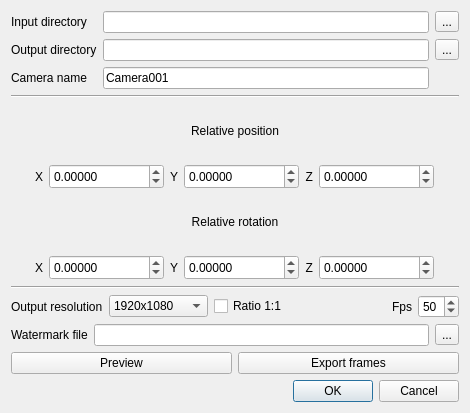
First picture: the form in plugins/core/qWrlAnimation/ui/wrlAnimationDlg.ui, repository PSNC-NM/CloudCompare, before the edit.
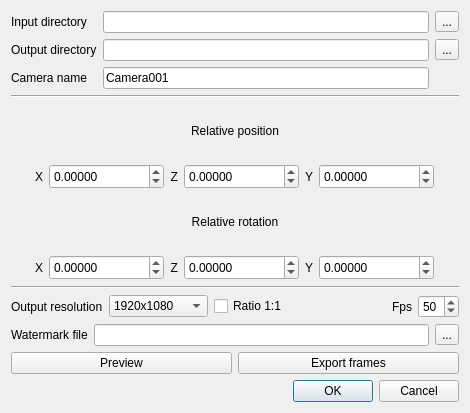
Second picture: the form after the edit. Icons and pictures are not drawn.

Commit message: fix axis labels in qWrlAnimation and qAnimation plugins

```diff
--- a/plugins/core/qWrlAnimation/ui/wrlAnimationDlg.ui
+++ b/plugins/core/qWrlAnimation/ui/wrlAnimationDlg.ui
@@ -144,7 +144,7 @@
          <item>
           <widget class="QLabel" name="label_8">
            <property name="text">
-            <string>Y</string>
+            <string>Z</string>
            </property>
            <property name="alignment">
             <set>Qt::AlignRight|Qt::AlignTrailing|Qt::AlignVCenter</set>
@@ -179,7 +179,7 @@
          <item>
           <widget class="QLabel" name="label_6">
            <property name="text">
-            <string>Z</string>
+            <string>Y</string>
            </property>
            <property name="alignment">
             <set>Qt::AlignRight|Qt::AlignTrailing|Qt::AlignVCenter</set>
@@ -289,7 +289,7 @@
          <item>
           <widget class="QLabel" name="label_12">
            <property name="text">
-            <string>Y</string>
+            <string>Z</string>
            </property>
            <property name="alignment">
             <set>Qt::AlignRight|Qt::AlignTrailing|Qt::AlignVCenter</set>
@@ -324,7 +324,7 @@
          <item>
           <widget class="QLabel" name="label_13">
            <property name="text">
-            <string>Z</string>
+            <string>Y</string>
            </property>
            <property name="alignment">
             <set>Qt::AlignRight|Qt::AlignTrailing|Qt::AlignVCenter</set>
```
The commit also changes 1 other file.
